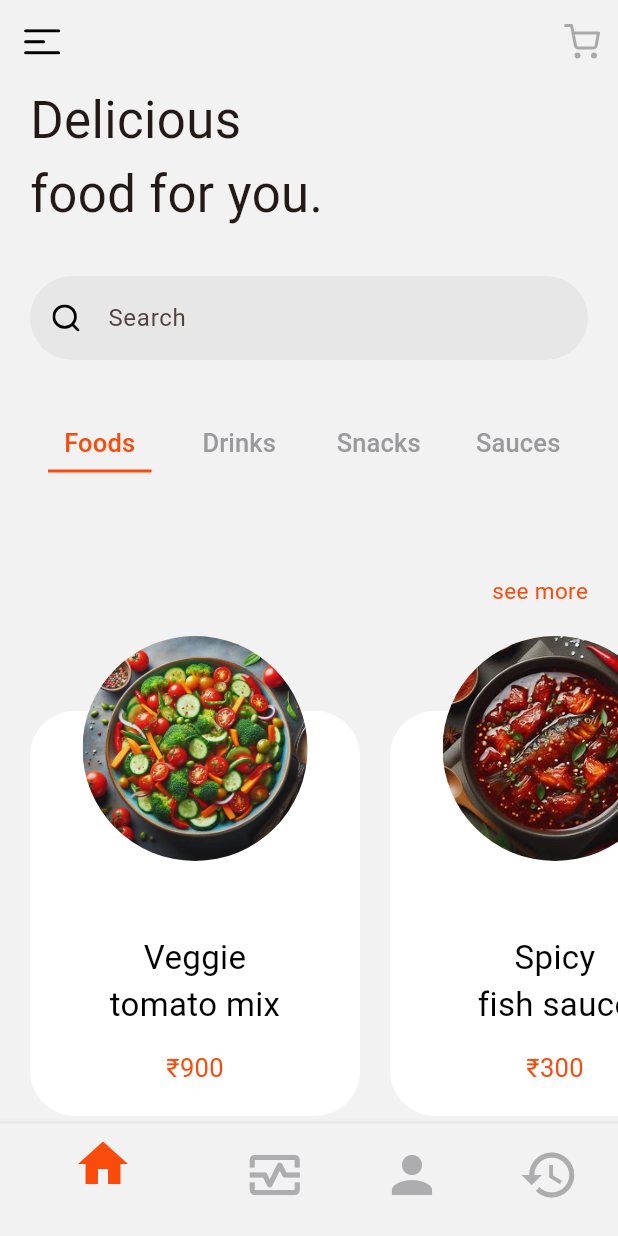
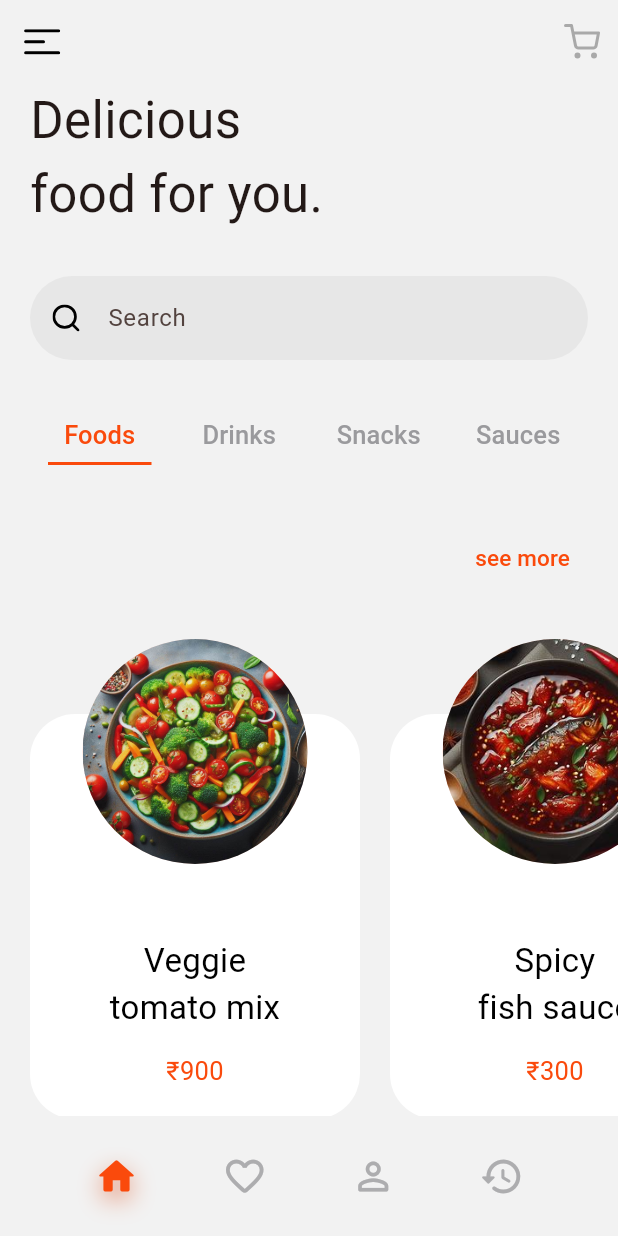
Before and after one commit to developer-priya-mishra/food_delivery, a Flutter app: the HomeScreen screen opened directly, on a phone screen of 412 x 824 dp. Run offline on Flutter 3.47's test engine with Material 3 defaults, Android fonts, the phone set to English and light mode, and no system bars; our stand-ins replace flutter_svg; Roboto replaces fonts that are missing (SF-Pro-Rounded-Bold, SF-Pro-Rounded-Regular, SF-Pro-Rounded-Semibold).

Commit message:
created new screens

```diff
--- a/lib/screens/home/components/customtextbutton.dart
+++ b/lib/screens/home/components/option_text_button.dart
@@ -1,12 +1,12 @@
 import 'package:flutter/material.dart';
 
-class CustomTextButton extends StatelessWidget {
+class OptionTextButton extends StatelessWidget {
   final String label;
   final PageController pageController;
   final int pageIndex;
   final int itemIndex;
 
-  const CustomTextButton({
+  const OptionTextButton({
     super.key,
     required this.label,
     required this.pageController,
--- a/lib/screens/home/home.dart
+++ b/lib/screens/home/home.dart
@@ -2,7 +2,10 @@ import 'package:flutter/material.dart';
 import 'package:flutter_svg/flutter_svg.dart';
 
 import '../../components/food_info_card.dart';
-import 'components/customtextbutton.dart';
+import '../history.dart';
+import '../cart.dart';
+import '../profile.dart';
+import 'components/option_text_button.dart';
 
 class HomeScreen extends StatefulWidget {
   const HomeScreen({super.key});
@@ -129,14 +132,6 @@ class _HomeScreenState extends State<HomeScreen> {
     },
   ];
 
-  int _selectedIndex = 0;
-
-  void _onItemTapped(int index) {
-    setState(() {
-      _selectedIndex = index;
-    });
-  }
-
   @override
   void dispose() {
     pageController.dispose();
@@ -155,7 +150,14 @@ class _HomeScreenState extends State<HomeScreen> {
         ),
         actions: [
           IconButton(
-            onPressed: () {},
+            onPressed: () {
+              Navigator.push(
+                context,
+                MaterialPageRoute(
+                  builder: (context) => const CartScreen(),
+                ),
+              );
+            },
             icon: SvgPicture.asset('assets/svgs/cart.svg'),
           ),
         ],
@@ -200,12 +202,12 @@ class _HomeScreenState extends State<HomeScreen> {
               ),
             ),
           ),
-          const SizedBox(height: 35.0),
+          const SizedBox(height: 30.0),
           Padding(
             padding: const EdgeInsets.symmetric(horizontal: 20.0),
             child: Row(
               children: deligates.map((item) {
-                return CustomTextButton(
+                return OptionTextButton(
                   label: item,
                   pageController: pageController,
                   pageIndex: pageIndex,
@@ -214,12 +216,14 @@ class _HomeScreenState extends State<HomeScreen> {
               }).toList(),
             ),
           ),
-          const SizedBox(height: 60.0),
-          const Padding(
-            padding: EdgeInsets.only(right: 20.0),
+          const SizedBox(height: 30.0),
+          Padding(
+            padding: const EdgeInsets.only(right: 20.0),
             child: Align(
-              alignment: Alignment.topRight,
-              child: Text(
+              alignment: Alignment.centerRight,
+              child: TextButton(
+                onPressed: () {},
+                child: const Text(
                   'see more',
                   style: TextStyle(
                     fontSize: 15.0,
@@ -229,7 +233,8 @@ class _HomeScreenState extends State<HomeScreen> {
                 ),
               ),
             ),
-          const SizedBox(height: 20.0),
+          ),
+          const SizedBox(height: 30.0),
           SizedBox(
             height: 320.0,
             child: PageView(
@@ -291,66 +296,69 @@ class _HomeScreenState extends State<HomeScreen> {
                 ),
               ],
             ),
-          )
+          ),
         ],
       ),
-      bottomNavigationBar: BottomNavigationBar(
-        items: const <BottomNavigationBarItem>[
-          BottomNavigationBarItem(
+      bottomNavigationBar: BottomAppBar(
+        color: Colors.transparent,
+        child: Row(
+          mainAxisAlignment: MainAxisAlignment.spaceEvenly,
+          children: [
+            IconButton(
+              onPressed: () {},
               icon: Icon(
-              Icons.home,
+                Icons.home_rounded,
+                size: 30.0,
+                color: const Color(0xFFFA4A0C),
+                shadows: [
+                  Shadow(
+                    color: const Color(0xFFD73800).withOpacity(0.5),
+                    offset: const Offset(0, 6),
+                    blurRadius: 20.0,
+                  ),
+                ],
+              ),
+            ),
+            IconButton(
+              onPressed: () {},
+              icon: const Icon(
+                Icons.favorite_outline_rounded,
+                size: 30.0,
                 color: Color(0xFFADADAF),
               ),
-            activeIcon: Icon(
-              Icons.home,
-              color: Color(0xFFFA4A0C),
             ),
-            backgroundColor: Color(0xFFF2F2F2),
-            label: '',
+            IconButton(
+              onPressed: () {
+                Navigator.push(
+                  context,
+                  MaterialPageRoute(
+                    builder: (context) => const ProfileScreen(),
                   ),
-          BottomNavigationBarItem(
-            icon: Icon(
-              Icons.monitor_heart_outlined,
+                );
+              },
+              icon: const Icon(
+                Icons.person_outline_rounded,
+                size: 30.0,
                 color: Color(0xFFADADAF),
               ),
-            activeIcon: Icon(
-              Icons.monitor_heart_outlined,
-              color: Color(0xFFFA4A0C),
             ),
-            label: '',
-            backgroundColor: Color(0xFFF2F2F2),
+            IconButton(
+              onPressed: () {
+                Navigator.push(
+                  context,
+                  MaterialPageRoute(
+                    builder: (context) => const HistoryScreen(),
                   ),
-          BottomNavigationBarItem(
-            icon: Icon(
-              Icons.person,
+                );
+              },
+              icon: const Icon(
+                Icons.history_rounded,
+                size: 30.0,
                 color: Color(0xFFADADAF),
               ),
-            activeIcon: Icon(
-              Icons.person,
-              color: Color(0xFFFA4A0C),
-            ),
-            label: 'Person',
-            backgroundColor: Color(0xFFF2F2F2),
-          ),
-          BottomNavigationBarItem(
-            icon: Icon(
-              Icons.history,
-              color: Color(0xFFADADAF),
-            ),
-            activeIcon: Icon(
-              Icons.history,
-              color: Color(0xFFFA4A0C),
-            ),
-            label: 'History',
-            backgroundColor: Color(0xFFF2F2F2),
             ),
           ],
-        type: BottomNavigationBarType.shifting,
-        currentIndex: _selectedIndex,
-        selectedItemColor: Colors.black,
-        iconSize: 40,
-        onTap: _onItemTapped,
-        elevation: 5,
+        ),
       ),
     );
   }
```
Also changed, not shown: lib/components/custom_app_bar.dart (added, +37 -0 lines), lib/screens/cart.dart (added, +71 -0 lines), lib/screens/history.dart (added, +71 -0 lines), lib/screens/profile.dart (added, +20 -0 lines), assets/images/heart.png (deleted), assets/images/history.png (deleted), assets/images/home.png (deleted), assets/images/person.png (deleted), assets/images/sauce1.jpg. Lines whose indentation alone changed are shown as unchanged.
